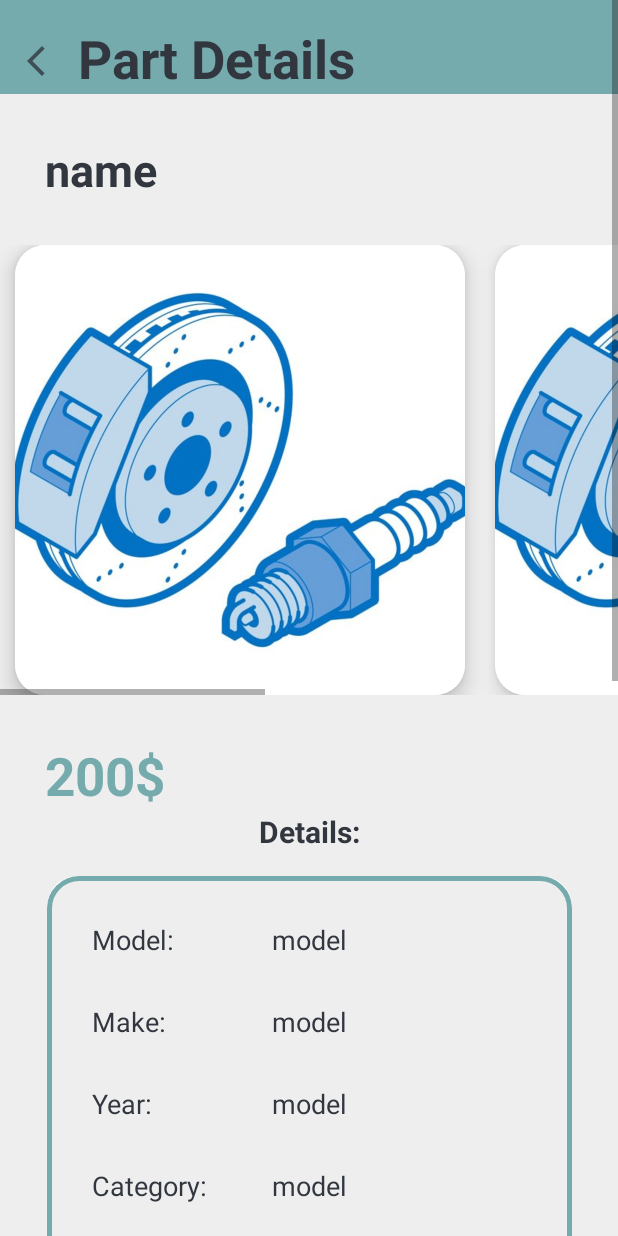
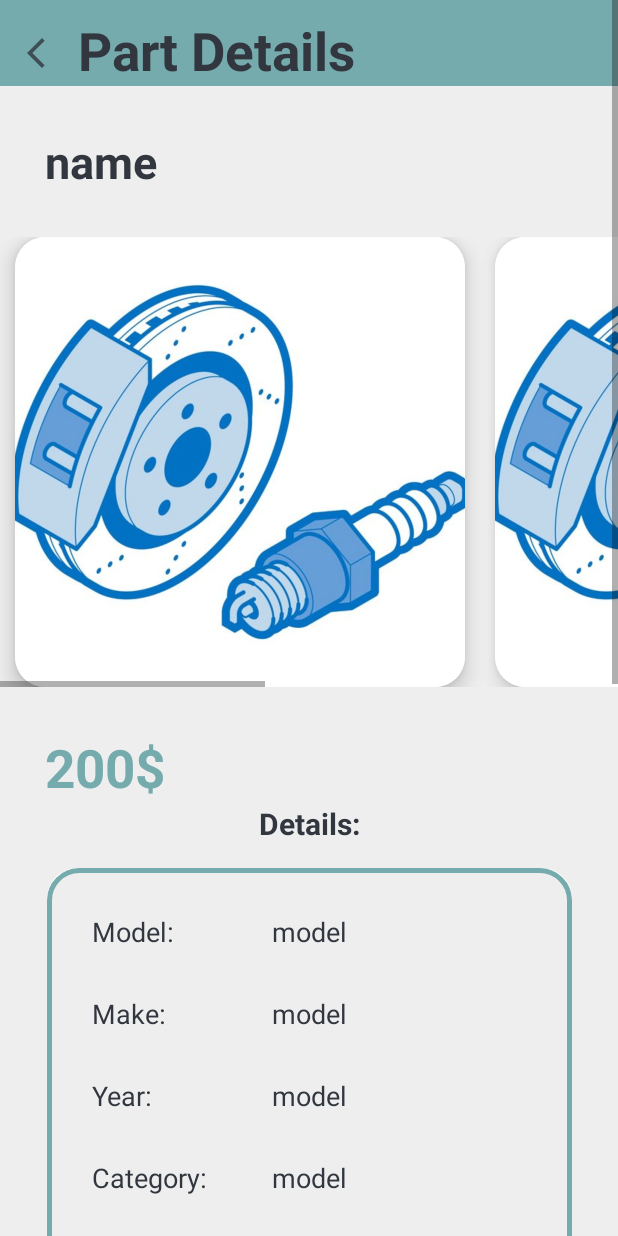
Before and after one commit to Mohamad-H-Hallal/AutoMate-Parts-and-Service-Hub, an Android app: the PartDetailsActivity screen opened directly, with no data from a screen before it, on a phone screen of 412 x 824 dp. Run offline under Robolectric (Android 15) with nearby library versions, the phone set to English and light mode, and no system bars; pictures from the network do not load.

```diff
--- a/app/src/main/res/layout/activity_manage_parts.xml
+++ b/app/src/main/res/layout/activity_manage_parts.xml
@@ -13,7 +13,7 @@
         android:layout_height="wrap_content"
         android:background="@color/colorAccent"
         android:paddingStart="52dp"
-        android:paddingTop="15dp"
+        android:paddingTop="10dp"
         android:text="@string/parts"
         android:textColor="@color/colorPrimaryDark"
         android:textSize="35sp"
--- a/app/src/main/res/layout/activity_part_details.xml
+++ b/app/src/main/res/layout/activity_part_details.xml
@@ -18,7 +18,7 @@
             android:layout_height="wrap_content"
             android:background="@color/colorAccent"
             android:paddingStart="52dp"
-            android:paddingTop="15dp"
+            android:paddingTop="10dp"
             android:text="@string/part_details"
             android:textColor="@color/colorPrimaryDark"
             android:textSize="35sp"
--- a/app/src/main/res/layout/activity_parts_categories.xml
+++ b/app/src/main/res/layout/activity_parts_categories.xml
@@ -15,7 +15,7 @@
         android:textStyle="bold"
         android:textSize="35sp"
         android:paddingStart="53dp"
-        android:paddingTop="15dp"
+        android:paddingTop="10dp"
         android:textColor="@color/colorPrimaryDark"
         android:background="@color/colorAccent"
         app:layout_constraintTop_toTopOf="parent"
--- a/app/src/main/res/layout/activity_setting.xml
+++ b/app/src/main/res/layout/activity_setting.xml
@@ -13,7 +13,7 @@
         android:layout_height="wrap_content"
         android:background="@color/colorAccent"
         android:paddingStart="52dp"
-        android:paddingTop="15dp"
+        android:paddingTop="10dp"
         android:text="@string/settings"
         android:textColor="@color/colorPrimaryDark"
         android:textSize="35sp"
```
